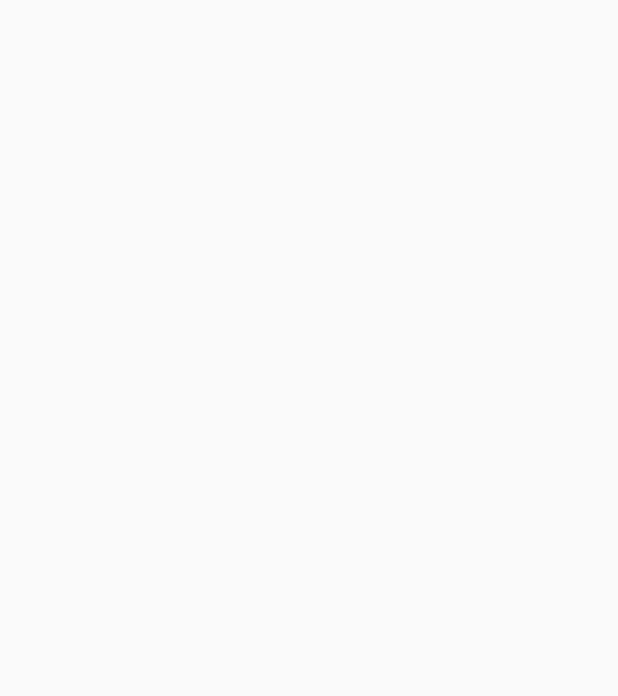
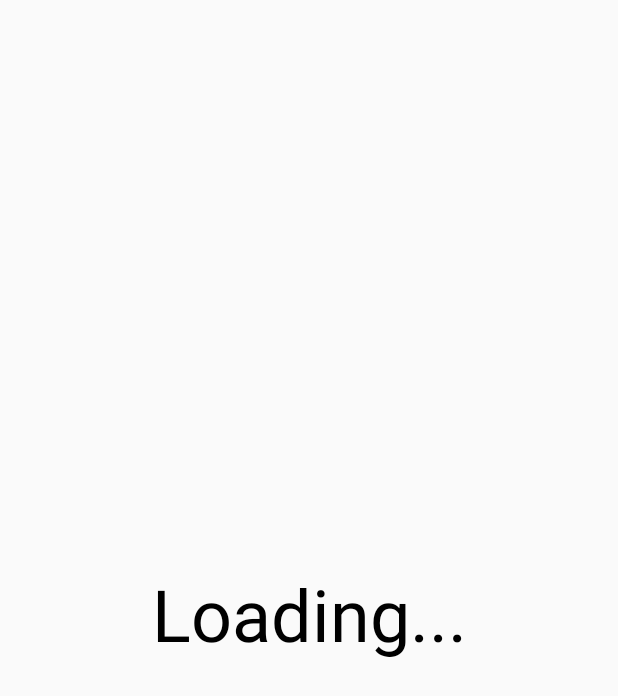
Before and after one commit to shashikiran-nr/SampleQuotesApp, an Android app built with Jetpack Compose: the first screen one second after launch (MainActivity), on a phone screen of 412 x 824 dp. Before the commit the part shown is empty. Shown: the top 696 px of the screen. Run offline under Robolectric (Android 15) with nearby library versions, the phone set to English and light mode, and no system bars.

Commit message:
Sample quotes app Completed.

```diff
--- a/app/build.gradle.kts
+++ b/app/build.gradle.kts
@@ -66,4 +66,10 @@ dependencies {
     androidTestImplementation("androidx.compose.ui:ui-test-junit4")
     debugImplementation("androidx.compose.ui:ui-tooling")
     debugImplementation("androidx.compose.ui:ui-test-manifest")
+
+    //Icon
+    implementation("androidx.compose.material:material-icons-extended:1.6.4")
+
+    //Gson
+    implementation("com.google.code.gson:gson:2.10.1")
 }
--- a/app/src/main/java/com/samplequotesapp/MainActivity.kt
+++ b/app/src/main/java/com/samplequotesapp/MainActivity.kt
@@ -3,19 +3,27 @@ package com.samplequotesapp
 import android.os.Bundle
 import androidx.activity.ComponentActivity
 import androidx.activity.compose.setContent
-import androidx.compose.foundation.layout.fillMaxSize
-import androidx.compose.material3.MaterialTheme
-import androidx.compose.material3.Surface
-import androidx.compose.material3.Text
-import androidx.compose.runtime.Composable
-import androidx.compose.ui.Modifier
-import androidx.compose.ui.tooling.preview.Preview
+import com.samplequotesapp.model.DataManager
 import com.samplequotesapp.ui.theme.SampleQuotesAppTheme
+import kotlinx.coroutines.CoroutineScope
+import kotlinx.coroutines.Dispatchers
+import kotlinx.coroutines.delay
+import kotlinx.coroutines.launch
 
 class MainActivity : ComponentActivity() {
     override fun onCreate(savedInstanceState: Bundle?) {
         super.onCreate(savedInstanceState)
+
+        // Using a coroutine scope to fetch the quotes data in background
+        CoroutineScope(Dispatchers.IO).launch {
+            // Adding the delay of 5sec to show the Loading text
+            delay(2000)
+            DataManager.loadAssetFromFile(applicationContext)
+        }
         setContent {
+            SampleQuotesAppTheme {
+                QuoteApp()
+            }
         }
     }
 }
--- /dev/null
+++ b/app/src/main/java/com/samplequotesapp/QuoteApp.kt
@@ -0,0 +1,40 @@
+package com.samplequotesapp
+
+import androidx.compose.foundation.layout.Box
+import androidx.compose.foundation.layout.fillMaxSize
+import androidx.compose.material3.MaterialTheme
+import androidx.compose.material3.Text
+import androidx.compose.runtime.Composable
+import androidx.compose.ui.Alignment
+import androidx.compose.ui.Modifier
+import androidx.compose.ui.graphics.Color
+import androidx.compose.ui.unit.sp
+import com.samplequotesapp.model.DataManager
+import com.samplequotesapp.screens.QuoteDetail
+import com.samplequotesapp.screens.QuoteListScreen
+import com.samplequotesapp.utils.Pages
+
+@Composable
+fun QuoteApp() {
+    if (DataManager.isDataLoaded) {
+        if(DataManager.currentPage == Pages.LISTING) {
+            QuoteListScreen(data = DataManager.data) {
+                DataManager.switchPages(it)
+            }
+        }else{
+            DataManager.currentQuote?.let { QuoteDetail(quote = it) }
+        }
+    } else {
+        Box(
+            contentAlignment = Alignment.Center,
+            modifier = Modifier.fillMaxSize(1f)
+        ) {
+            Text(
+                text = "Loading...",
+                color = Color.Black,
+                fontSize = 48.sp,
+                style = MaterialTheme.typography.titleLarge
+            )
+        }
+    }
+}
--- /dev/null
+++ b/app/src/main/java/com/samplequotesapp/model/Quote.kt
@@ -0,0 +1,3 @@
+package com.samplequotesapp.model
+
+data class Quote(val text: String, val author: String)
--- a/app/src/main/java/com/samplequotesapp/ui/theme/Theme.kt
+++ b/app/src/main/java/com/samplequotesapp/ui/theme/Theme.kt
@@ -10,6 +10,7 @@ import androidx.compose.material3.dynamicLightColorScheme
 import androidx.compose.material3.lightColorScheme
 import androidx.compose.runtime.Composable
 import androidx.compose.runtime.SideEffect
+import androidx.compose.ui.graphics.Color
 import androidx.compose.ui.graphics.toArgb
 import androidx.compose.ui.platform.LocalContext
 import androidx.compose.ui.platform.LocalView
@@ -57,7 +58,7 @@ fun SampleQuotesAppTheme(
     if (!view.isInEditMode) {
         SideEffect {
             val window = (view.context as Activity).window
-            window.statusBarColor = colorScheme.primary.toArgb()
+            window.statusBarColor = Color.Black.toArgb()
             WindowCompat.getInsetsController(window, view).isAppearanceLightStatusBars = darkTheme
         }
     }
--- /dev/null
+++ b/app/src/main/java/com/samplequotesapp/utils/Pages.kt
@@ -0,0 +1,6 @@
+package com.samplequotesapp.utils
+
+enum class Pages {
+    LISTING,
+    DETAIL
+}
--- a/app/src/main/res/values/themes.xml
+++ b/app/src/main/res/values/themes.xml
@@ -1,5 +1,7 @@
 <?xml version="1.0" encoding="utf-8"?>
 <resources>
 
-    <style name="Theme.SampleQuotesApp" parent="android:Theme.Material.Light.NoActionBar" />
+    <style name="Theme.SampleQuotesApp" parent="android:Theme.Material.Light.NoActionBar">
+        <item name="android:statusBarColor">@color/black</item>
+    </style>
 </resources>
```
Also changed, not shown: app/src/main/assets/quotes.json (added, +62 -0 lines), app/src/main/java/com/samplequotesapp/model/DataManager.kt (added, +37 -0 lines), app/src/main/java/com/samplequotesapp/screens/QuoteDetailScreen.kt (added, +88 -0 lines), app/src/main/java/com/samplequotesapp/screens/QuoteList.kt (added, +15 -0 lines), app/src/main/java/com/samplequotesapp/screens/QuoteListItem.kt (added, +79 -0 lines), app/src/main/java/com/samplequotesapp/screens/QuoteListScreen.kt (added, +32 -0 lines), app/src/main/res/drawable/ic_quote_icon.png (added), app/src/main/res/font/montserrat_regular.ttf (added).
